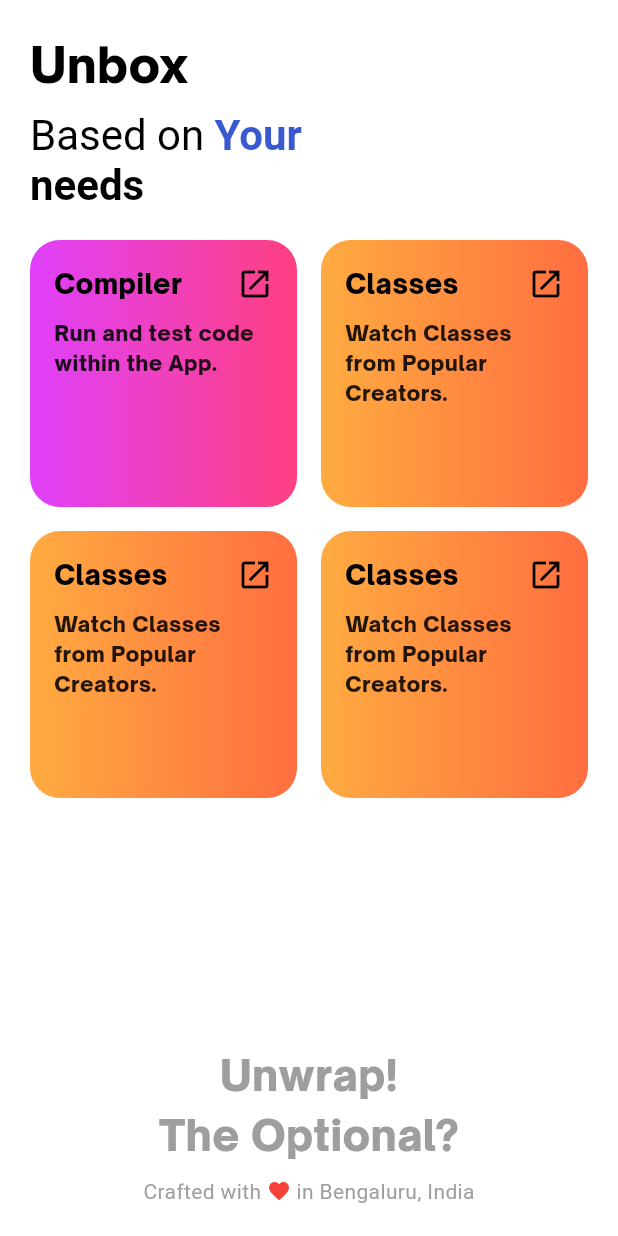
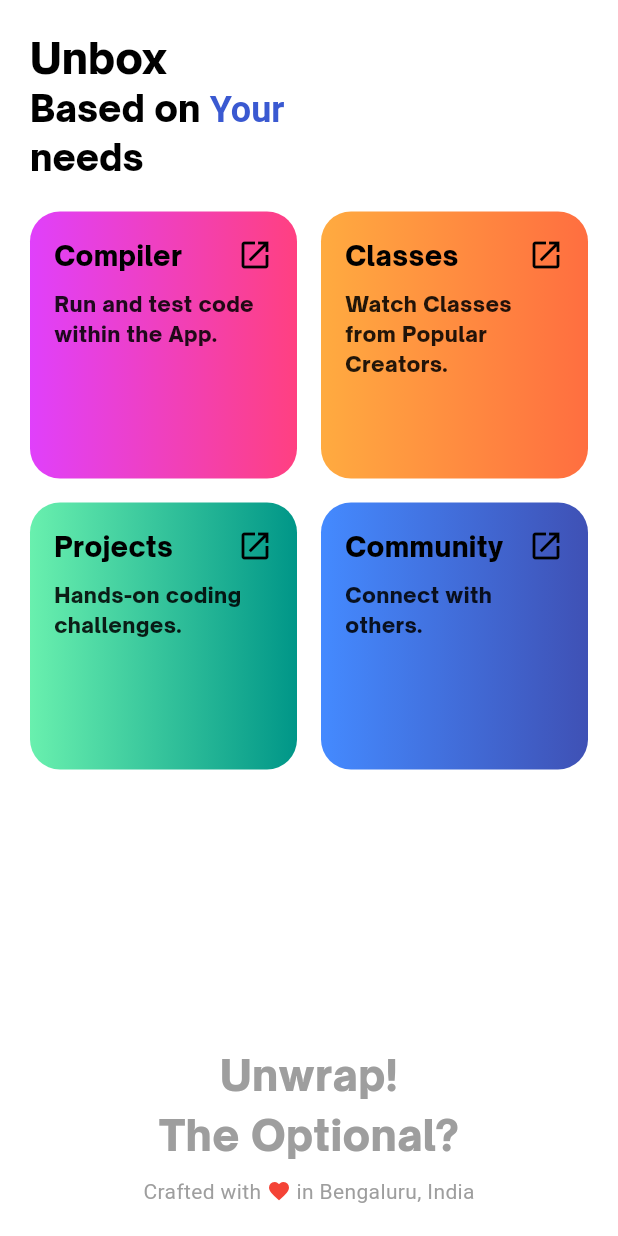
Before and after one commit to ckdash-git/Optional_Android, a Flutter app: the CustomUIScreen screen opened directly, on a phone screen of 412 x 824 dp. Run offline on Flutter 3.47's test engine with Material 3 defaults, Android fonts, the light colour scheme and no system bars; our stand-ins replace webview_flutter.

Commit message:
Update view2.dart
- Update on 14th april
- but panding for stack overflow problem some other device

```diff
--- a/lib/view2.dart
+++ b/lib/view2.dart
@@ -1,4 +1,6 @@
 import 'package:flutter/material.dart';
+import 'package:optional/blog_list_screen.dart';
+// import 'package:optional/view4.dart';
 
 class CustomUIScreen extends StatelessWidget {
   const CustomUIScreen({super.key});
@@ -7,33 +9,31 @@ class CustomUIScreen extends StatelessWidget {
   Widget build(BuildContext context) {
     // ignore: unused_local_variable
     final screenWidth = MediaQuery.of(context).size.width;
+    // ignore: unused_local_variable
+    final isDark = Theme.of(context).brightness == Brightness.dark;
 
     return Scaffold(
-      backgroundColor: Colors.white,
+      backgroundColor: Theme.of(context).scaffoldBackgroundColor,
       body: SafeArea(
         child: Padding(
           padding: const EdgeInsets.all(20.0),
           child: Column(
             crossAxisAlignment: CrossAxisAlignment.start,
             children: [
-              const Text(
+              Text(
                 'Unbox',
-                style: TextStyle(
-                  fontSize: 32,
+                style: Theme.of(context).textTheme.headlineMedium?.copyWith(
                   fontWeight: FontWeight.bold,
                 ),
               ),
-              const SizedBox(height: 8),
               RichText(
-                text: const TextSpan(
+                text: TextSpan(
                   text: 'Based on ',
-                  style: TextStyle(
-                    fontSize: 28,
-                    color: Colors.black,
+                  style: Theme.of(context).textTheme.headlineSmall?.copyWith(
                     fontWeight: FontWeight.w400,
                   ),
                   children: [
-                    TextSpan(
+                    const TextSpan(
                       text: 'Your\n',
                       style: TextStyle(
                         color: Color.fromRGBO(58, 89, 209, 1),
@@ -42,10 +42,8 @@ class CustomUIScreen extends StatelessWidget {
                     ),
                     TextSpan(
                       text: 'needs',
-                      style: TextStyle(
-                        color: Colors.black,
-                        fontWeight: FontWeight.bold,
-                      ),
+                      style: Theme.of(context).textTheme.headlineSmall
+                          ?.copyWith(fontWeight: FontWeight.bold),
                     ),
                   ],
                 ),
@@ -76,18 +74,18 @@ class CustomUIScreen extends StatelessWidget {
                     ),
                     _buildFeatureCard(
                       context,
-                      title: 'Classes',
-                      subtitle: 'Watch Classes from Popular Creators.',
+                      title: 'Projects',
+                      subtitle: 'Hands-on coding challenges.',
                       gradient: const LinearGradient(
-                        colors: [Colors.orangeAccent, Colors.deepOrangeAccent],
+                        colors: [Colors.greenAccent, Colors.teal],
                       ),
                     ),
                     _buildFeatureCard(
                       context,
-                      title: 'Classes',
-                      subtitle: 'Watch Classes from Popular Creators.',
+                      title: 'Community',
+                      subtitle: 'Connect with others.',
                       gradient: const LinearGradient(
-                        colors: [Colors.orangeAccent, Colors.deepOrangeAccent],
+                        colors: [Colors.blueAccent, Colors.indigo],
                       ),
                     ),
                   ],
@@ -99,12 +97,12 @@ class CustomUIScreen extends StatelessWidget {
                   children: [
                     Text(
                       'Unwrap!\nThe Optional?',
-                      textAlign: TextAlign.center,
                       style: TextStyle(
                         fontSize: 28,
                         fontWeight: FontWeight.w600,
                         color: Colors.grey,
                       ),
+                      textAlign: TextAlign.center,
                     ),
                     SizedBox(height: 8),
                     Text.rich(
@@ -113,14 +111,16 @@ class CustomUIScreen extends StatelessWidget {
                         style: TextStyle(color: Colors.grey),
                         children: [
                           WidgetSpan(
-                            child: Icon(Icons.favorite, size: 16, color: Colors.red),
+                            child: Icon(
+                              Icons.favorite,
+                              size: 16,
+                              color: Colors.red,
+                            ),
                           ),
-                          TextSpan(
-                            text: ' in Bengaluru, India',
-                          ),
+                          TextSpan(text: ' in Bengaluru, India'),
                         ],
                       ),
-                    )
+                    ),
                   ],
                 ),
               ),
@@ -139,7 +139,10 @@ class CustomUIScreen extends StatelessWidget {
   }) {
     return GestureDetector(
       onTap: () {
-        // You can add specific navigation here later if needed
+        Navigator.push(
+          context,
+          MaterialPageRoute(builder: (context) => BlogListScreen(title: title)),
+        );
       },
       child: Container(
         padding: const EdgeInsets.all(16),
@@ -167,11 +170,8 @@ class CustomUIScreen extends StatelessWidget {
             const SizedBox(height: 10),
             Text(
               subtitle,
-              style: const TextStyle(
-                fontSize: 14,
-                color: Colors.black87,
-              ),
-            )
+              style: const TextStyle(fontSize: 14, color: Colors.black87),
+            ),
           ],
         ),
       ),
```
